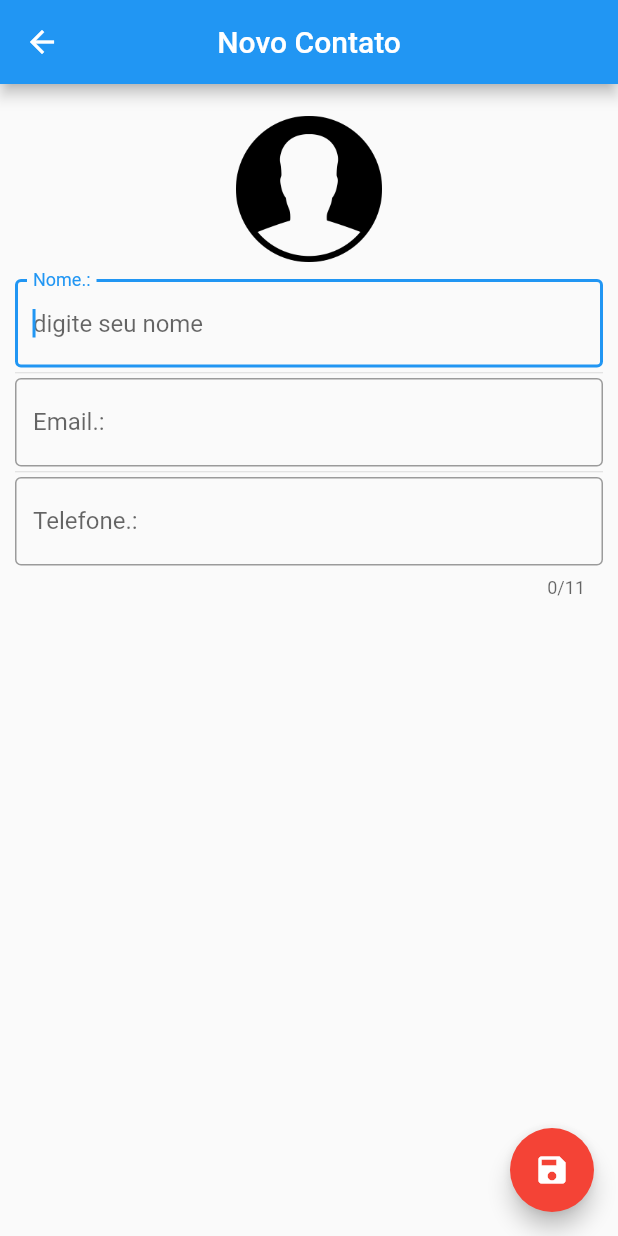
After one commit to PauloCeami/FlutterDartInicial, a Flutter app: the ContatoForm screen opened directly, after a tap on the "save" icon, on a phone screen of 412 x 824 dp. The commit adds this screen. Run offline on Flutter 3.47's test engine with Material 2 defaults, Android fonts, the phone set to English and light mode, and no system bars; our stand-ins replace image_picker, share, sqflite, transparent_image; accounts and stored records are empty.

Commit message:
cadastro com foto ok

```diff
--- a/agenda_contatos_sqflite/lib/Dao/contato_dao.dart
+++ b/agenda_contatos_sqflite/lib/Dao/contato_dao.dart
@@ -80,7 +80,7 @@ class ContatoDao {
     }
   }
 
-  Future<int> deleteContact(int id) async {
+  Future<int> deleteContact(int? id) async {
     Database? dbContato = await db;
     return await dbContato!
         .delete(tableContato, where: "$idColumn = ?", whereArgs: [id]);
--- a/agenda_contatos_sqflite/lib/model/contato.dart
+++ b/agenda_contatos_sqflite/lib/model/contato.dart
@@ -4,6 +4,11 @@ final String emailColumn = "email";
 final String telefoneColumn = "telefone";
 final String imgColumn = "img";
 
+/*
+String myVar = ' '; <- atribui um valor desde o início, o null-safety nunca vai reclamar dessa variável pq ela nunca poderá ser nula.
+late String myVar; <- para o null-safety, é o mesmo caso do acima, pois quando a variável é late vc está garantindo ao Flutter que irá preencher algum valor na variável antes de usar ela.
+String? myVar; <- nessa caso você está dizendo ao Flutter que pretende salvar null na variável em algum momento, e por isso o null-safety vai exigir que vc faça as validações com o ! ou ? toda hora.
+ */
 class Contato {
   int? id;
   String? nome;
--- /dev/null
+++ b/agenda_contatos_sqflite/lib/ui/contato_form.dart
@@ -0,0 +1,269 @@
+import 'dart:io';
+
+import 'package:agenda_contatos_sqflite/Dao/contato_dao.dart';
+import 'package:agenda_contatos_sqflite/model/contato.dart';
+import 'package:flutter/material.dart';
+import 'package:flutter/services.dart';
+import 'package:image_picker/image_picker.dart';
+
+class ContatoForm extends StatefulWidget {
+  Contato? mContato;
+
+  ContatoForm({this.mContato});
+
+  @override
+  _ContatoFormState createState() => _ContatoFormState();
+}
+
+class _ContatoFormState extends State<ContatoForm> {
+  TextEditingController mNomeController = TextEditingController();
+  TextEditingController mEmailController = TextEditingController();
+  TextEditingController mTelefoneControler = TextEditingController();
+
+  Contato? mContatoEditing;
+  Contato? mContatoObj;
+  late FocusNode mNameFocusNode;
+  late FocusNode mEmailfocusNode;
+  late FocusNode mTelefoneFocusNode;
+  late bool IS_EDIT = false;
+
+  @override
+  void initState() {
+    // acessando o parametro do construtor em ContatoPage({this.mContato})
+    if (widget.mContato == null) {
+      IS_EDIT = false;
+      mContatoEditing = Contato();
+    } else {
+      mContatoEditing = Contato.fromMap(widget.mContato!.toMap());
+      mNomeController.text = mContatoEditing!.nome!;
+      mTelefoneControler.text = mContatoEditing!.telefone!;
+      mEmailController.text = mContatoEditing!.email!;
+    }
+
+    mNameFocusNode = FocusNode();
+    mEmailfocusNode = FocusNode();
+    mTelefoneFocusNode = FocusNode();
+  }
+
+  @override
+  Widget build(BuildContext context) {
+    return WillPopScope(
+      onWillPop: _requestPop,
+      child: Scaffold(
+        appBar: AppBar(
+          title: Text(mContatoEditing!.nome ?? "Novo Contato"),
+          centerTitle: true,
+        ),
+        floatingActionButton: FloatingActionButton(
+          onPressed: () {
+            print(":::::::::::::::::::::::::::::: save pressed ");
+
+            if (!isFormValid()) {
+              return;
+            }
+
+            print(":::::::::::::::::::::::::::::: salvando contato");
+            saveContato();
+
+            Navigator.pop(context, mContatoObj);
+          },
+          child: Icon(Icons.save),
+          backgroundColor: Colors.red,
+        ),
+        body: SingleChildScrollView(
+          padding: EdgeInsets.all(10.0),
+          child: Column(
+            children: [
+              GestureDetector(
+                onTap: () {
+                  pickImage();
+                },
+                child: Container(
+                  width: 120.0,
+                  height: 120.0,
+                  decoration: BoxDecoration(
+                    shape: BoxShape.circle,
+                    image: DecorationImage(
+                      image: mContatoEditing!.img != null
+                          ? FileImage(File(mContatoEditing!.img.toString()))
+                          : AssetImage("images/person.png") as ImageProvider,
+                      fit: BoxFit.cover,
+                    ),
+                  ),
+                ),
+              ),
+              inputs()
+            ],
+          ),
+        ),
+      ),
+    );
+  }
+
+  void saveContato() {
+    ContatoDao cd = ContatoDao();
+    mContatoObj = Contato();
+    mContatoObj!.nome = mNomeController.text;
+    mContatoObj!.email = mEmailController.text;
+    mContatoObj!.telefone = mTelefoneControler.text;
+    mContatoObj!.img = mContatoEditing!.img.toString();
+
+    if (widget.mContato == null) {
+      cd.save(mContatoObj!);
+    } else {
+      mContatoObj!.id = widget.mContato!.id;
+      cd.update(mContatoObj!);
+    }
+  }
+
+  Column inputs() {
+    return Column(
+      children: [
+        TextField(
+          autofocus: true,
+          focusNode: mNameFocusNode,
+          controller: mNomeController,
+          keyboardType: TextInputType.text,
+          decoration: InputDecoration(
+            labelText: 'Nome.:',
+            hintText: 'digite seu nome',
+            border: OutlineInputBorder(
+              borderSide: BorderSide(color: Colors.teal),
+            ),
+          ),
+          onChanged: (mText) {
+            setState(
+              () {
+                IS_EDIT = true;
+                print("NOME EDITADO ");
+                if (mText.length > 0) {
+                  mContatoEditing!.nome = mText;
+                } else {
+                  mContatoEditing!.nome = "Novo Contato";
+                }
+              },
+            );
+          },
+        ),
+        Divider(
+          height: 7.0,
+        ),
+        TextField(
+          focusNode: mEmailfocusNode,
+          controller: mEmailController,
+          keyboardType: TextInputType.emailAddress,
+          decoration: InputDecoration(
+            labelText: 'Email.:',
+            hintText: 'digite seu email',
+            border: OutlineInputBorder(
+              borderSide: BorderSide(color: Colors.teal),
+            ),
+          ),
+          onChanged: (test) {
+            setState(() {
+              print("EMAIL EDITADO ");
+              IS_EDIT = true;
+            });
+          },
+        ),
+        Divider(
+          height: 7.0,
+        ),
+        TextField(
+          focusNode: mTelefoneFocusNode,
+          controller: mTelefoneControler,
+          maxLength: 11,
+          keyboardType: TextInputType.phone,
+          decoration: InputDecoration(
+            labelText: 'Telefone.:',
+            hintText: 'digite seu telefone',
+            border: OutlineInputBorder(
+              borderSide: BorderSide(color: Colors.teal),
+            ),
+          ),
+          onChanged: (test) {
+            setState(
+              () {
+                print("TELEFONE EDITADO ");
+                IS_EDIT = true;
+              },
+            );
+          },
+        ),
+      ],
+    );
+  }
+
+  bool isFormValid() {
+    if (mNomeController.text.length <= 0 || mNomeController.text.isEmpty) {
+      mNameFocusNode.requestFocus();
+      return false;
+    }
+    if (mEmailController.text.isEmpty || mEmailController.text.length <= 0) {
+      mEmailfocusNode.requestFocus();
+      return false;
+    }
+    if (mTelefoneControler.text.isEmpty ||
+        mTelefoneControler.text.length <= 0) {
+      mTelefoneFocusNode.requestFocus();
+      return false;
+    }
+    return true;
+  }
+
+  Future<bool> _requestPop() {
+    if (IS_EDIT) {
+      showDialog(
+        context: context,
+        builder: (context) {
+          return AlertDialog(
+            title: Text("Descartar Alterações?"),
+            content: Text("Se sair as alterações serão perdidas."),
+            actions: <Widget>[
+              ElevatedButton(
+                child: Text("Cancelar"),
+                onPressed: () {
+                  Navigator.pop(context);
+                },
+              ),
+              ElevatedButton(
+                child: Text("Sim"),
+                onPressed: () {
+                  Navigator.pop(context);
+                  Navigator.pop(context);
+                },
+              ),
+            ],
+          );
+        },
+      );
+      return Future.value(false);
+    } else {
+      return Future.value(true);
+    }
+  }
+
+  @override
+  void dispose() {
+    mNameFocusNode.dispose();
+    mEmailfocusNode.dispose();
+    mTelefoneFocusNode.dispose();
+    super.dispose();
+  }
+
+  Future pickImage() async {
+    try {
+      final fileImage =
+          await ImagePicker().pickImage(source: ImageSource.camera);
+      if (fileImage == null) return;
+
+      final imageTemp = File(fileImage.path);
+
+      setState(() {
+        mContatoEditing!.img = imageTemp.path;
+      });
+    } on PlatformException catch (e) {
+      print("error image");
+    }
+  }
+}
--- a/agenda_contatos_sqflite/pubspec.yaml
+++ b/agenda_contatos_sqflite/pubspec.yaml
@@ -36,7 +36,8 @@ dependencies:
   cupertino_icons: ^1.0.2
   sqflite: ^2.0.0+4
   url_launcher: ^6.0.12
-  path_provider: ^2.0.6
+  image_picker: ^0.8.4+4
+  image_cropper: ^1.4.1
 
 
 
```
Also changed, not shown: agenda_contatos_sqflite/lib/main.dart (+10 -4 lines), agenda_contatos_sqflite/lib/ui/contato_list.dart (added, +199 -0 lines), agenda_contatos_sqflite/lib/ui/contato_page.dart (deleted, +0 -103 lines), agenda_contatos_sqflite/lib/ui/home_page.dart (deleted, +0 -125 lines), agenda_contatos_sqflite/pubspec.lock, 3 other files.
